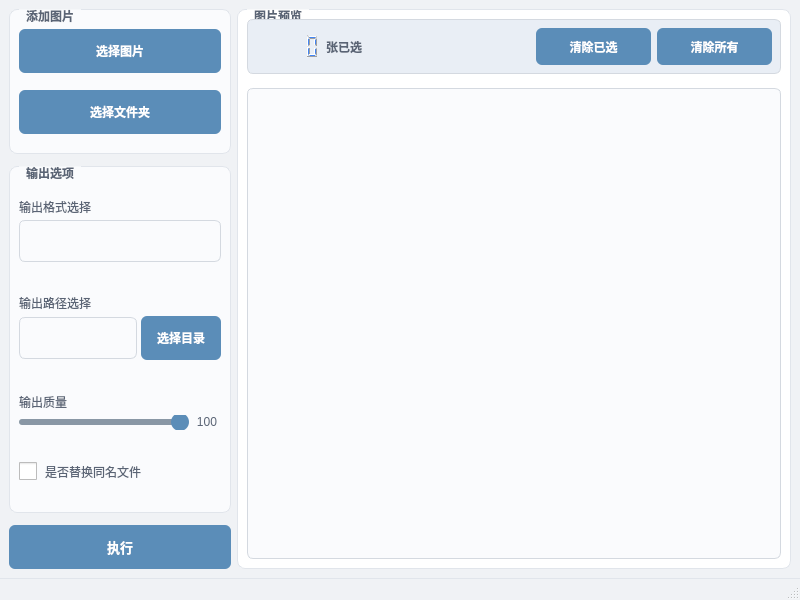
Qt form main.ui (Gxstar/image_convert_qt) before a commit.
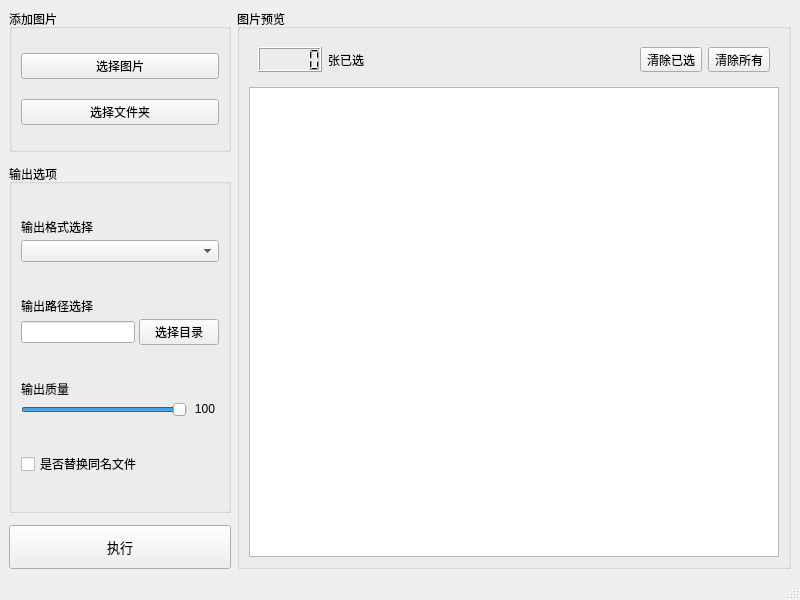
The same form after that commit. Icons and pictures are not drawn.

What changed in the file:
```diff
--- a/main.ui
+++ b/main.ui
@@ -15,160 +15,7 @@
   </property>
   <widget class="QWidget" name="centralwidget">
    <property name="styleSheet">
-    <string notr="true">/* 主窗口背景 */
-QWidget#centralwidget {
-	background-color: #F0F2F5;
-	font-family: &quot;Segoe UI&quot;, &quot;Microsoft YaHei&quot;;
-}
-
-/* 分组框样式 */
-QGroupBox {
-    font-weight: 500;
-    border: 1px solid #E1E5EB;
-    border-radius: 8px;
-    margin-top: 1ex; /* 为标题留出空间 */
-    background-color: #FAFBFD;
-    font-family: &quot;Segoe UI&quot;, &quot;Microsoft YaHei&quot;;
-}
-
-QGroupBox::title {
-    subcontrol-origin: margin;
-    left: 10px;
-    padding: 0 5px 0 5px;
-    color: #5A6475;
-}
-
-/* 按钮通用样式 */
-QPushButton {
-    background-color: #5B8DB8;
-    color: white;
-    border: none;
-    border-radius: 6px;
-    padding: 10px 16px;
-    font-weight: 500;
-    font-family: &quot;Segoe UI&quot;, &quot;Microsoft YaHei&quot;;
-    min-height: 24px;
-}
-
-QPushButton:hover {
-    background-color: #4A7A9F;
-}
-
-QPushButton:pressed {
-    background-color: #3D6785;
-}
-
-QPushButton:disabled {
-    background-color: #8997A5;
-}
-
-/* 标签样式 */
-QLabel {
-    color: #5A6475;
-    font-family: &quot;Segoe UI&quot;, &quot;Microsoft YaHei&quot;;
-}
-
-/* 组合框样式 */
-QComboBox {
-    padding: 8px 12px;
-    border: 1px solid #D4D9E0;
-    border-radius: 6px;
-    background-color: #FAFBFD;
-    font-family: &quot;Segoe UI&quot;, &quot;Microsoft YaHei&quot;;
-    min-height: 24px;
-}
-
-QComboBox:hover {
-    border-color: #5B8DB8;
-}
-
-QComboBox::drop-down {
-    border: none;
-    border-radius: 6px;
-}
-
-QComboBox::down-arrow {
-    image: url(:/icons/down_arrow.png);
-    width: 12px;
-    height: 12px;
-    margin-right: 8px;
-}
-
-/* 输入框样式 */
-QLineEdit {
-    padding: 8px 12px;
-    border: 1px solid #D4D9E0;
-    border-radius: 6px;
-    background-color: #FAFBFD;
-    font-family: &quot;Segoe UI&quot;, &quot;Microsoft YaHei&quot;;
-    selection-background-color: #5B8DB8;
-    selection-color: white;
-    min-height: 24px;
-}
-
-QLineEdit:focus {
-    border-color: #5B8DB8;
-    outline: none;
-}
-
-/* 滑块样式 */
-QSlider::groove:horizontal {
-    height: 6px;
-    background: #E1E5EB;
-    border-radius: 3px;
-}
-
-QSlider::handle:horizontal {
-    background: #5B8DB8;
-    border: none;
-    width: 18px;
-    height: 18px;
-    margin: -6px 0;
-    border-radius: 9px;
-}
-
-QSlider::sub-page:horizontal {
-    background: #8997A5;
-    border-radius: 3px;
-}
-
-/* 复选框样式 */
-QCheckBox {
-    color: #5A6475;
-    font-family: &quot;Segoe UI&quot;, &quot;Microsoft YaHei&quot;;
-    spacing: 8px;
-}
-
-QCheckBox::indicator {
-    width: 18px;
-    height: 18px;
-}
-
-/* 列表视图样式 */
-QListView {
-    border: 1px solid #D4D9E0;
-    border-radius: 6px;
-    background-color: #FAFBFD;
-    alternate-background-color: #F0F2F5;
-    font-family: &quot;Segoe UI&quot;, &quot;Microsoft YaHei&quot;;
-}
-
-QListView::item {
-    padding: 6px 8px;
-}
-
-QListView::item:selected {
-    background-color: #5B8DB8;
-    color: white;
-}
-
-/* LCD数字显示样式 */
-QLCDNumber {
-    color: #5B8DB8;
-    border: none;
-    background-color: transparent;
-}
-</string>
+    <string notr="true"/>
    </property>
    <layout class="QHBoxLayout" name="horizontalLayout_3" stretch="2,5">
     <item>
@@ -436,20 +283,7 @@
     <item>
      <widget class="QGroupBox" name="right">
       <property name="styleSheet">
-       <string notr="true">QGroupBox#right {
-     background-color: #FFFFFF;
-     border: 1px solid #E1E5EB;
-     border-radius: 8px;
-     margin-top: 1ex;
- }
-
- QGroupBox#right::title {
-     subcontrol-origin: margin;
-     left: 10px;
-     padding: 0 5px 0 5px;
-     color: #5A6475;
-     font-weight: 500;
- }</string>
+       <string notr="true"/>
       </property>
       <property name="title">
        <string>图片预览</string>
@@ -458,33 +292,20 @@
        <item>
         <widget class="QWidget" name="toolbarWidget" native="true">
          <property name="styleSheet">
-          <string notr="true">QWidget#toolbarWidget {
-    background-color: #E9EEF5;
-    border: 1px solid #D4D9E0;
-    border-radius: 6px;
-    padding: 8px;
-}</string>
+          <string notr="true"/>
          </property>
          <layout class="QHBoxLayout" name="horizontalLayout_4">
           <item>
            <widget class="QLCDNumber" name="selectedNum">
             <property name="styleSheet">
-             <string notr="true">QLCDNumber {
-    color: #4285F4;
-    border: none;
-    background-color: transparent;
-}</string>
+             <string notr="true"/>
             </property>
            </widget>
           </item>
           <item>
            <widget class="QLabel" name="labelSelectedNum">
             <property name="styleSheet">
-             <string notr="true">QLabel {
-    color: #5A6475;
-    font-family: &quot;Segoe UI&quot;, &quot;Microsoft YaHei&quot;;
-    font-weight: 500;
-}</string>
+             <string notr="true"/>
             </property>
             <property name="text">
              <string>张已选</string>
@@ -507,36 +328,7 @@
           <item>
            <widget class="QToolButton" name="clearSelected">
             <property name="styleSheet">
-             <string notr="true">/* --- 工具栏按钮 QSS --- */
-
-QToolButton {
-    /* 基础样式 */
-    background-color: #5B8DB8;        /* 柔和蓝色背景 */
-    color: #FFFFFF;                   /* 白色文字 */
-    border: none;                     /* 无边框 */
-    border-radius: 6px;               /* 圆润边角 */
-    padding: 8px 16px;                /* 舒适内边距 */
-    font-weight: 500;                 /* 中等字体粗细 */
-    font-family: &quot;Segoe UI&quot;, &quot;Microsoft YaHei&quot;; /* 现代字体 */
-    min-width: 80px;
-}
-
-QToolButton:hover {
-    /* 鼠标悬停状态 */
-    background-color: #4A7A9F;        /* 深一号的悬停色 */
-}
-
-QToolButton:pressed {
-    /* 鼠标按下状态 */
-    background-color: #3D6785;        /* 更深的按下色 */
-}
-
-QToolButton:disabled {
-    /* 禁用状态 */
-    background-color: #8997A5;        /* 浅灰色禁用状态 */
-    color: #CED4DA;
-}
-</string>
+             <string notr="true"/>
             </property>
             <property name="text">
              <string>清除已选</string>
@@ -549,36 +341,7 @@
           <item>
            <widget class="QToolButton" name="clearAll">
             <property name="styleSheet">
-             <string notr="true">/* --- 工具栏按钮 QSS --- */
-
-QToolButton {
-    /* 基础样式 */
-    background-color: #5B8DB8;        /* 柔和蓝色背景 */
-    color: #FFFFFF;                   /* 白色文字 */
-    border: none;                     /* 无边框 */
-    border-radius: 6px;               /* 圆润边角 */
-    padding: 8px 16px;                /* 舒适内边距 */
-    font-weight: 500;                 /* 中等字体粗细 */
-    font-family: &quot;Segoe UI&quot;, &quot;Microsoft YaHei&quot;; /* 现代字体 */
-    min-width: 80px;
-}
-
-QToolButton:hover {
-    /* 鼠标悬停状态 */
-    background-color: #4A7A9F;        /* 深一号的悬停色 */
-}
-
-QToolButton:pressed {
-    /* 鼠标按下状态 */
-    background-color: #3D6785;        /* 更深的按下色 */
-}
-
-QToolButton:disabled {
-    /* 禁用状态 */
-    background-color: #8997A5;        /* 浅灰色禁用状态 */
-    color: #CED4DA;
-}
-</string>
+             <string notr="true"/>
             </property>
             <property name="text">
              <string>清除所有</string>
@@ -594,24 +357,7 @@
        <item>
         <widget class="QListView" name="imageList">
          <property name="styleSheet">
-          <string notr="true">QListView {
-    border: 1px solid #D4D9E0;
-    border-radius: 6px;
-    background-color: #FAFBFD;
-    alternate-background-color: #F0F2F5;
-    font-family: &quot;Segoe UI&quot;, &quot;Microsoft YaHei&quot;;
-    margin-top: 8px;
-}
-
-QListView::item {
-    padding: 6px 8px;
-    border-bottom: 1px solid #E1E5EB;
-}
-
-QListView::item:selected {
-    background-color: #4285F4;
-    color: white;
-}</string>
+          <string notr="true"/>
          </property>
         </widget>
        </item>
@@ -622,15 +368,7 @@
   </widget>
   <widget class="QStatusBar" name="statusbar">
    <property name="styleSheet">
-    <string notr="true">QStatusBar {
-    background-color: #F0F2F5;
-    border-top: 1px solid #E1E5EB;
-    font-family: &quot;Segoe UI&quot;, &quot;Microsoft YaHei&quot;;
-}
-
-QStatusBar::item {
-    border: none;
-}</string>
+    <string notr="true"/>
    </property>
   </widget>
   <widget class="QMenuBar" name="menubar">
@@ -643,49 +381,7 @@
     </rect>
    </property>
    <property name="styleSheet">
-    <string notr="true">QMenuBar {
-    background-color: #FFFFFF;
-    border-bottom: 1px solid #E1E5EB;
-    font-family: &quot;Segoe UI&quot;, &quot;Microsoft YaHei&quot;;
-}
-
-QMenuBar::item {
-    background: transparent;
-    padding: 6px 12px;
-    color: #5A6475;
-}
-
-QMenuBar::item:selected {
-    background: #E9EEF5;
-}
-
-QMenuBar::item:pressed {
-    background: #5B8DB8;
-    color: white;
-}
-
-QMenu {
-    background-color: #FFFFFF;
-    border: 1px solid #E1E5EB;
-    border-radius: 6px;
-    padding: 4px 0px;
-    font-family: &quot;Segoe UI&quot;, &quot;Microsoft YaHei&quot;;
-}
-
-QMenu::item {
-    padding: 6px 24px;
-    color: #5A6475;
-}
-
-QMenu::item:selected {
-    background-color: #E9EEF5;
-}
-
-QMenu::separator {
-    height: 1px;
-    background: #E1E5EB;
-    margin: 4px 0px;
-}</string>
+    <string notr="true"/>
    </property>
   </widget>
  </widget>
```
